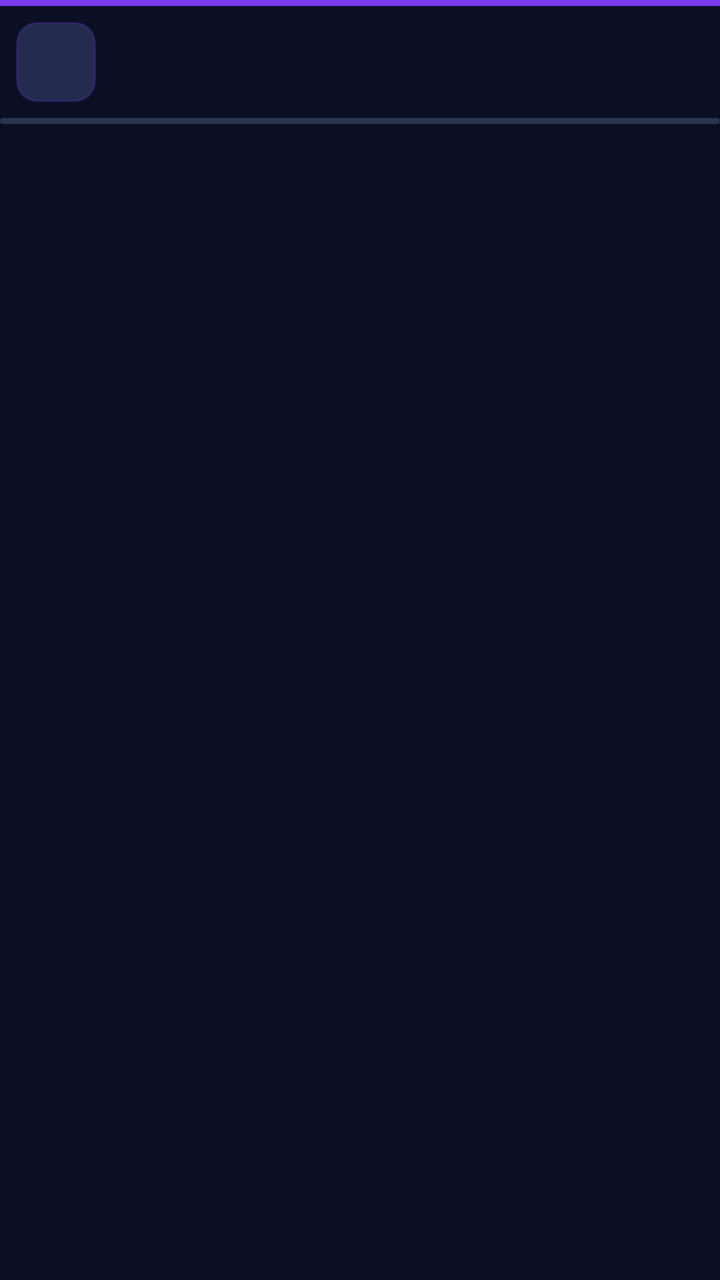
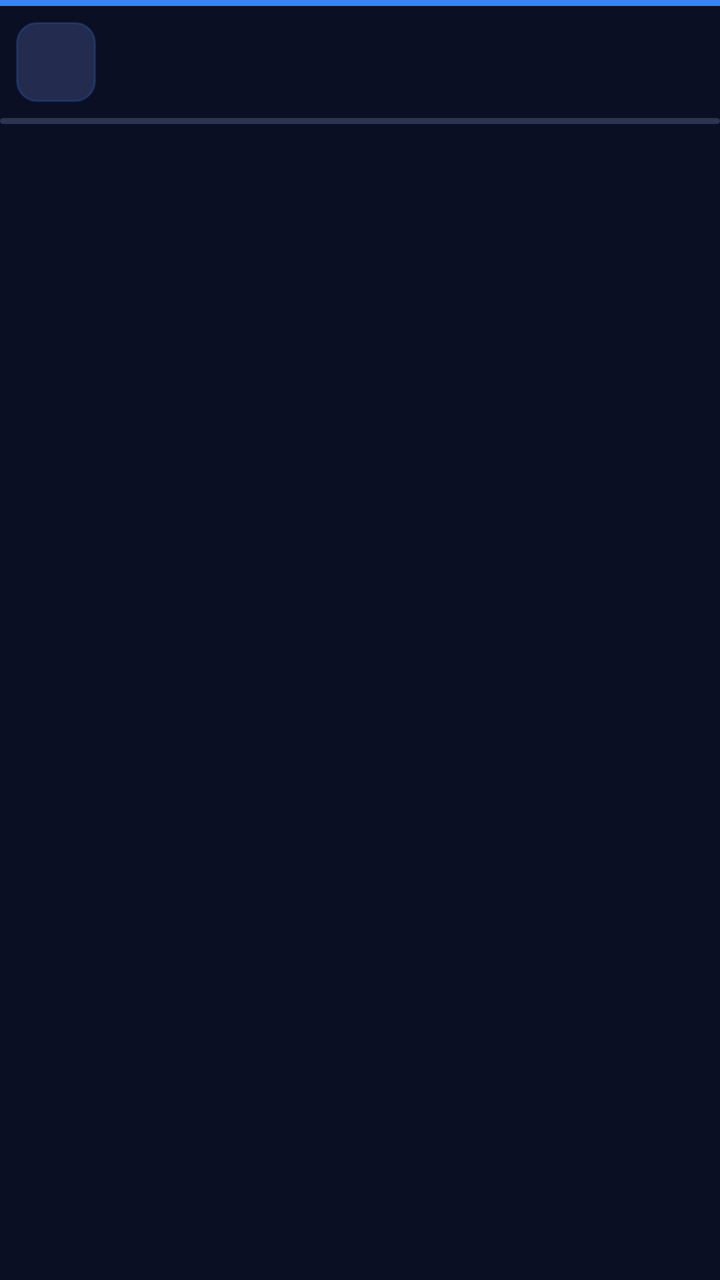

Compare the two renders of this Android layout. The source of the first and the diff that turns it into the second are given below.
<!-- AndroidManifest.xml: application theme Theme.Audiobook -->
<!-- res/layout/notification_ather_strip.xml -->
<?xml version="1.0" encoding="utf-8"?>
<LinearLayout xmlns:android="http://schemas.android.com/apk/res/android"
    android:id="@+id/ather_strip_root"
    android:layout_width="match_parent"
    android:layout_height="wrap_content"
    android:layoutDirection="locale"
    android:orientation="vertical"
    android:background="#0B0F24">

    <LinearLayout
        android:id="@+id/ather_strip_bar"
        android:layout_width="match_parent"
        android:layout_height="3dp"
        android:orientation="vertical"
        android:background="#7C3AED" />

    <LinearLayout
        android:layout_width="match_parent"
        android:layout_height="wrap_content"
        android:orientation="horizontal"
        android:gravity="center_vertical"
        android:paddingLeft="8dp"
        android:paddingRight="8dp"
        android:paddingTop="6dp"
        android:paddingBottom="6dp">

        <ImageView
            android:id="@+id/ather_strip_cover"
            android:layout_width="40dp"
            android:layout_height="40dp"
            android:background="@drawable/bg_notif_cover"
            android:contentDescription="@null"
            android:scaleType="centerCrop" />

        <LinearLayout
            android:layout_width="0dp"
            android:layout_height="wrap_content"
            android:layout_weight="1"
            android:layout_marginStart="8dp"
            android:layout_marginEnd="8dp"
            android:orientation="vertical">

            <TextView
                android:id="@+id/ather_strip_title"
                android:layout_width="match_parent"
                android:layout_height="wrap_content"
                android:singleLine="true"
                android:ellipsize="end"
                android:textColor="#EDF2FF"
                android:textSize="14sp"
                android:textStyle="bold" />

            <TextView
                android:id="@+id/ather_strip_chapter"
                android:layout_width="match_parent"
                android:layout_height="wrap_content"
                android:singleLine="true"
                android:ellipsize="end"
                android:textColor="#A9B2CC"
                android:textSize="12sp" />
        </LinearLayout>

        <ImageButton
            android:id="@+id/ather_strip_back15"
            android:layout_width="40dp"
            android:layout_height="40dp"
            android:background="@android:color/transparent"
            android:contentDescription="@null"
            android:scaleType="centerInside" />

        <ImageButton
            android:id="@+id/ather_strip_play"
            android:layout_width="44dp"
            android:layout_height="44dp"
            android:background="@android:color/transparent"
            android:contentDescription="@null"
            android:scaleType="centerInside" />

        <ImageButton
            android:id="@+id/ather_strip_fwd15"
            android:layout_width="40dp"
            android:layout_height="40dp"
            android:background="@android:color/transparent"
            android:contentDescription="@null"
            android:scaleType="centerInside" />
    </LinearLayout>

    <ProgressBar
        android:id="@+id/ather_strip_progress"
        style="?android:attr/progressBarStyleHorizontal"
        android:layout_width="match_parent"
        android:layout_height="3dp"
        android:max="100"
        android:progress="0"
        android:progressDrawable="@drawable/notif_progress"
        android:indeterminate="false" />
</LinearLayout>
<!-- resources referenced by this layout -->
<resources>
  <!-- drawable bg_notif_cover (drawable) -->
  <?xml version="1.0" encoding="utf-8"?>
  <shape xmlns:android="http://schemas.android.com/apk/res/android"
      android:shape="rectangle">
      <solid android:color="#232C4F" />
      <corners android:radius="10dp" />
      <stroke
          android:width="1dp"
          android:color="#337C3AED" />
  </shape>
  <!-- drawable notif_progress (drawable) -->
  <?xml version="1.0" encoding="utf-8"?>
  <layer-list xmlns:android="http://schemas.android.com/apk/res/android">
      <item android:id="@android:id/background">
          <shape android:shape="rectangle">
              <corners android:radius="3dp" />
              <solid android:color="#33A8C6FF" />
          </shape>
      </item>
      <item android:id="@android:id/progress">
          <scale android:scaleWidth="100%">
              <shape android:shape="rectangle">
                  <corners android:radius="3dp" />
                  <solid android:color="#A78BFA" />
              </shape>
          </scale>
      </item>
  </layer-list>
  <style name="Theme.Audiobook" parent="android:style/Theme.Material.Light.NoActionBar" />
</resources>

<!-- the commit's change to res/layout/notification_ather_strip.xml (unified diff, before → after) -->
@@ -12,7 +12,7 @@
         android:layout_width="match_parent"
         android:layout_height="3dp"
         android:orientation="vertical"
-        android:background="#7C3AED" />
+        android:background="#3B82F6" />
 
     <LinearLayout
         android:layout_width="match_parent"
<!-- resource entries referenced after the edit -->
@@ -8,7 +8,7 @@
       <corners android:radius="10dp" />
       <stroke
           android:width="1dp"
-          android:color="#337C3AED" />
+          android:color="#333B82F6" />
   </shape>
   <!-- drawable notif_progress (drawable) -->
   <?xml version="1.0" encoding="utf-8"?>
@@ -23,7 +23,7 @@
           <scale android:scaleWidth="100%">
               <shape android:shape="rectangle">
                   <corners android:radius="3dp" />
-                  <solid android:color="#A78BFA" />
+                  <solid android:color="#93C5FD" />
               </shape>
           </scale>
       </item>
